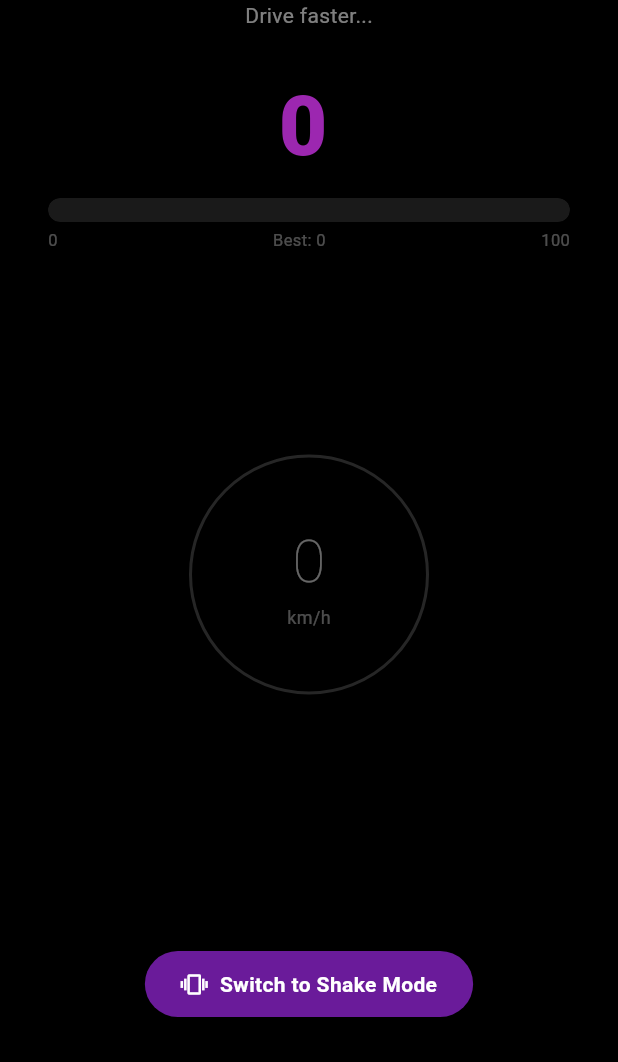
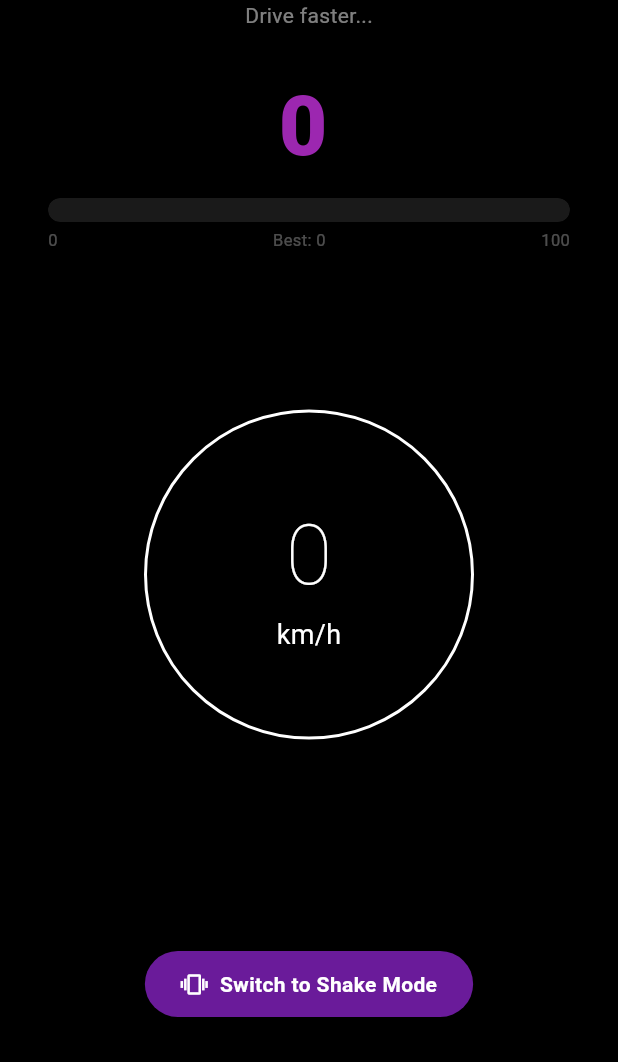
Before and after one commit to cradeai/moan, a Flutter app: the screen it shows once a user with an empty profile is signed in, after a tap on "Switch to Drive Mode", on a phone screen of 412 x 824 dp, the part 174-1236 px from its top. Run offline on Flutter 3.47's test engine with Material 3 defaults, Android fonts, the phone set to English and light mode, and no system bars; our stand-ins replace audioplayers, flutter_svg, geolocator, sensors_plus, supabase_flutter; accounts and stored records are empty; network calls fail.

Commit message:
Rename to Moaner on auth page, enlarge speedometer circle, make text white
- Fix auth page title "Moan" → "Moaner"
- Increase force/speed circle from 160px to 220px
- Make circle border, numbers, and unit text fully white
- Increase number font 40→56, unit font 12→18
- Update build number to 9

Co-Authored-By: Claude Opus 4.6 (1M context) <noreply@anthropic.com>

```diff
--- a/lib/auth_page.dart
+++ b/lib/auth_page.dart
@@ -115,7 +115,7 @@ class _AuthPageState extends State<AuthPage> {
                 const Text('😩', style: TextStyle(fontSize: 60)),
                 const SizedBox(height: 8),
                 const Text(
-                  'Moan',
+                  'Moaner',
                   style: TextStyle(fontSize: 32, fontWeight: FontWeight.bold, color: Colors.white),
                 ),
                 const SizedBox(height: 40),
--- a/lib/main.dart
+++ b/lib/main.dart
@@ -527,11 +527,11 @@ class _MoanPageState extends State<MoanPage> {
 
               // Force circle
               Container(
-                width: 160, height: 160,
+                width: 220, height: 220,
                 decoration: BoxDecoration(
                   shape: BoxShape.circle,
                   border: Border.all(
-                    color: Color.lerp(Colors.white.withValues(alpha: 0.15), _scoreColor(), scorePct)!,
+                    color: Color.lerp(Colors.white, _scoreColor(), scorePct)!,
                     width: 2 + scorePct * 3,
                   ),
                 ),
@@ -541,9 +541,9 @@ class _MoanPageState extends State<MoanPage> {
                     children: [
                       Text(
                           _carMode ? _currentSpeed.toInt().toString() : _currentForce.toStringAsFixed(1),
-                          style: TextStyle(fontSize: 40, fontWeight: FontWeight.w200,
-                              color: Color.lerp(Colors.white.withValues(alpha: 0.4), _scoreColor(), scorePct))),
-                      Text(_carMode ? 'km/h' : 'm/s²', style: TextStyle(fontSize: 12, color: Colors.white.withValues(alpha: 0.3))),
+                          style: TextStyle(fontSize: 56, fontWeight: FontWeight.w200,
+                              color: Color.lerp(Colors.white, _scoreColor(), scorePct))),
+                      Text(_carMode ? 'km/h' : 'm/s²', style: TextStyle(fontSize: 18, color: Colors.white)),
                     ],
                   ),
                 ),
```
Also changed, not shown: 1 other file.
